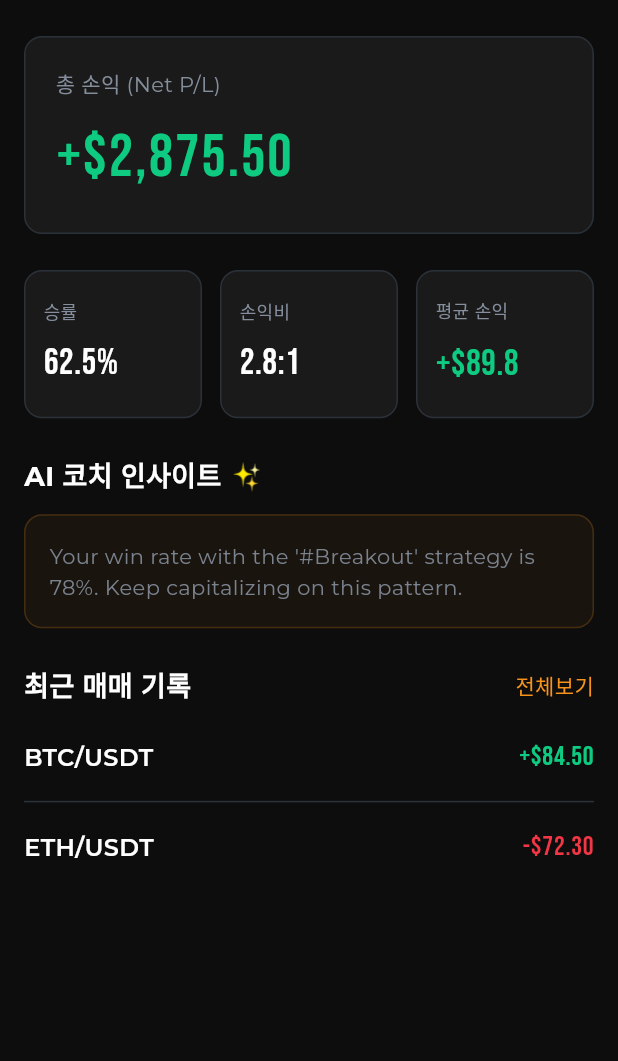
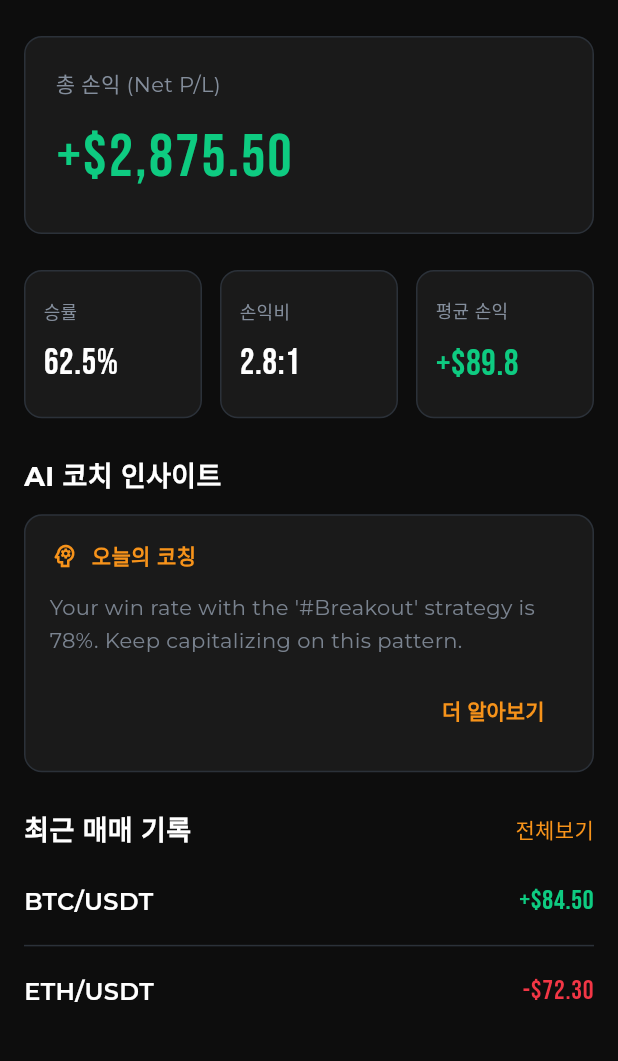
Before and after one commit to jack7141/Trade-up, a Flutter app: the screen it shows after launch, on a phone screen of 412 x 824 dp, the part 78-1139 px from its top. Run offline on Flutter 3.47's test engine with Material 3 defaults, Android fonts, the phone set to English and light mode, and no system bars; our stand-ins replace dio, flutter_riverpod, flutter_secure_storage, go_router, google_fonts.

Commit message:
Update dashboard_screen.dart

```diff
--- a/lib/features/dashboard/view/dashboard_screen.dart
+++ b/lib/features/dashboard/view/dashboard_screen.dart
@@ -41,9 +41,7 @@ class _DashboardScreenState extends ConsumerState<DashboardScreen> {
             const SliverToBoxAdapter(child: SizedBox(height: 24)),
 
             // --- 4. AI 코치 인사이트 ---
-            SliverToBoxAdapter(
-              child: _buildSectionHeader(title: 'AI 코치 인사이트 ✨'),
-            ),
+            SliverToBoxAdapter(child: _buildSectionHeader(title: 'AI 코치 인사이트')),
             SliverToBoxAdapter(child: _buildAiInsightCard()),
 
             const SliverToBoxAdapter(child: SizedBox(height: 24)),
@@ -211,17 +209,57 @@ class _DashboardScreenState extends ConsumerState<DashboardScreen> {
       child: Container(
         padding: const EdgeInsets.all(16),
         decoration: BoxDecoration(
-          color: _accentColor.withOpacity(0.05),
+          color: _surfaceColor,
           borderRadius: BorderRadius.circular(12),
-          border: Border.all(color: _accentColor.withOpacity(0.2), width: 1),
+          border: Border.all(color: _borderColor, width: 1),
         ),
-        child: Text(
-          "Your win rate with the '#Breakout' strategy is 78%. Keep capitalizing on this pattern.",
-          style: GoogleFonts.montserrat(
-            color: _secondaryTextColor.withOpacity(0.9),
-            fontSize: 14,
-            height: 1.5,
-          ),
+        child: Column(
+          crossAxisAlignment: CrossAxisAlignment.start,
+          children: [
+            Row(
+              children: [
+                const Icon(
+                  Icons.psychology_outlined,
+                  color: _accentColor,
+                  size: 20,
+                ),
+                const SizedBox(width: 8),
+                Text(
+                  "오늘의 코칭",
+                  style: GoogleFonts.montserrat(
+                    color: _accentColor,
+                    fontSize: 14,
+                    fontWeight: FontWeight.w600,
+                  ),
+                ),
+              ],
+            ),
+            const SizedBox(height: 12),
+            Text(
+              "Your win rate with the '#Breakout' strategy is 78%. Keep capitalizing on this pattern.",
+              style: GoogleFonts.montserrat(
+                color: _secondaryTextColor.withOpacity(0.9),
+                fontSize: 14,
+                height: 1.6,
+              ),
+            ),
+            const SizedBox(height: 12),
+            Align(
+              alignment: Alignment.centerRight,
+              child: TextButton(
+                onPressed: () {
+                  // TODO: 더 많은 인사이트 보기 기능
+                },
+                child: Text(
+                  "더 알아보기",
+                  style: GoogleFonts.montserrat(
+                    color: _accentColor,
+                    fontWeight: FontWeight.w600,
+                  ),
+                ),
+              ),
+            ),
+          ],
         ),
       ),
     );
```
